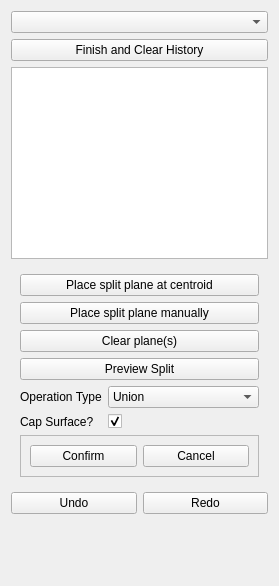
Before: the Qt Designer form OsteotomyPlanner/Resources/UI/OsteotomyPlanner.ui in KitwareMedical/OsteotomyPlanner, drawn with Qt 5.
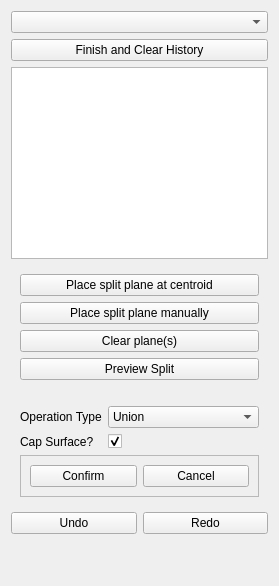
After: the same form once the commit is applied. The open tabs and pages were chosen to show the change. Custom widgets are drawn as their Qt base class.

Commit message: ENH:  Improve split/cut model functions

What changed in the file:
```diff
--- a/OsteotomyPlanner/Resources/UI/OsteotomyPlanner.ui
+++ b/OsteotomyPlanner/Resources/UI/OsteotomyPlanner.ui
@@ -181,6 +181,13 @@
          </property>
         </widget>
        </item>
+       <item>
+        <widget class="QLabel" name="SplitLabel">
+         <property name="text">
+          <string/>
+         </property>
+        </widget>
+       </item>
        <item>
         <layout class="QFormLayout" name="SplitOptions">
          <item row="0" column="0">
```
Left out of the diff: 9 changed lines with no effect on the pictures. The commit also changes 1 other file.
